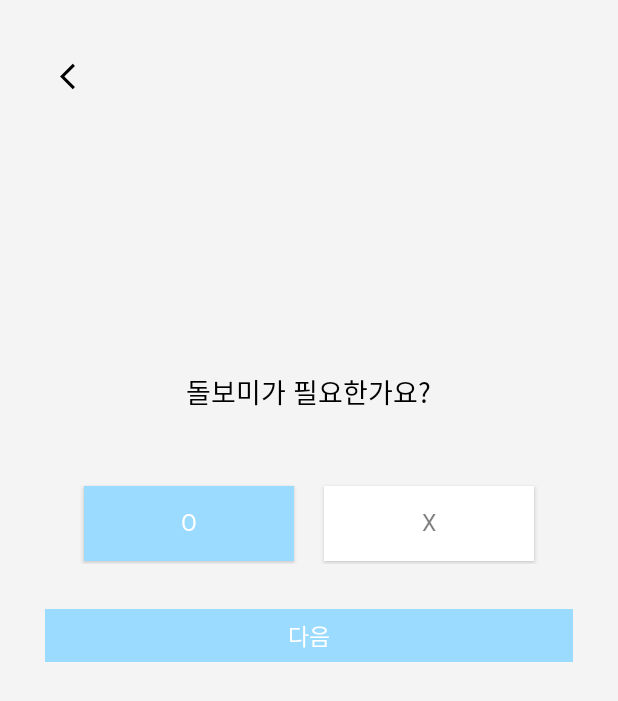
After one commit to 2022-highscool-hackathon/android, an Android app: the fragment OldFragment_3_OX placed in its activity, on a phone screen of 412 x 824 dp. The commit adds this screen. Shown: the top 701 px of the screen. Run offline under Robolectric (Android 15) with nearby library versions, the phone set to English and light mode, and no system bars; our stand-ins replace Dagger/Hilt's generated code, data binding; 1 statement that could not run was skipped.

Commit message:
노인 fragment

```diff
--- a/presentation/src/main/AndroidManifest.xml
+++ b/presentation/src/main/AndroidManifest.xml
@@ -21,7 +21,9 @@
         tools:targetApi="31">
         <activity
             android:name="com.example.hackathon_2022.ui.signup.SignUpActivity"
-            android:exported="false">
+            android:exported="false"
+            android:windowSoftInputMode="adjustResize|adjustPan">
+
             <meta-data
                 android:name="android.app.lib_name"
                 android:value="" />
--- a/presentation/src/main/java/com/example/hackathon_2022/ui/signup/SignUpActivity.kt
+++ b/presentation/src/main/java/com/example/hackathon_2022/ui/signup/SignUpActivity.kt
@@ -1,18 +1,44 @@
 package com.example.hackathon_2022.ui.signup
 
+import androidx.fragment.app.Fragment
 import com.example.hackathon_2022.ui.base.BaseActivity
+import com.example.hackathon_2022.ui.base.BaseFragment
+import com.example.hackathon_2022.ui.signup.old.OldFragment_1_Name
 import com.example.presentation.R
 import com.example.presentation.databinding.ActivitySignUpBinding
 
 class SignUpActivity : BaseActivity<ActivitySignUpBinding>(R.layout.activity_sign_up) {
     override fun initView() {
-        val who = intent.getStringExtra("who")
+        val who = intent.getStringExtra("who") ?: ""
+
+        when (who) {
+            "노인" -> {
+                supportFragmentManager.beginTransaction().replace(R.id.frame_sign_up, OldFragment_1_Name()).commit()
+            }
+            "돌보미" -> {
+
+            }
+            "사장님" -> {
+
+            }
+            else -> {
+                finish()
+            }
+        }
 
         binding.btnSignUpBack.setOnClickListener {
-            finish()
+            onBackPressed()
         }
     }
 
     override fun observeEvent() {}
 
+    fun goFragment(backStack: String, fragment: Fragment){
+        supportFragmentManager.beginTransaction()
+            .setCustomAnimations(R.anim.horizon_enter,R.anim.none,R.anim.none,R.anim.horizon_exit)
+            .add(R.id.frame_sign_up,fragment,backStack)
+            .addToBackStack(backStack)
+            .commit()
+    }
+
 }
--- /dev/null
+++ b/presentation/src/main/java/com/example/hackathon_2022/ui/signup/old/OldFragment_3_OX.kt
@@ -0,0 +1,25 @@
+package com.example.hackathon_2022.ui.signup.old
+
+import android.os.Bundle
+import androidx.fragment.app.Fragment
+import android.view.LayoutInflater
+import android.view.View
+import android.view.ViewGroup
+import com.example.hackathon_2022.ui.base.BaseFragment
+import com.example.hackathon_2022.ui.signup.SignUpActivity
+import com.example.presentation.R
+import com.example.presentation.databinding.FragmentOld3OXBinding
+
+class OldFragment_3_OX : BaseFragment<FragmentOld3OXBinding>(R.layout.fragment_old_3_o_x) {
+    override fun initView() {
+        val signUpActivity = (activity as SignUpActivity)
+
+        binding.btnOldO.isChecked = true
+
+        binding.btnOldSex.setOnClickListener {
+            signUpActivity.goFragment("3",OldFragment_4_PhoneNumber())
+        }
+    }
+
+    override fun observeEvent() {}
+}
--- /dev/null
+++ b/presentation/src/main/res/anim/horizon_enter.xml
@@ -0,0 +1,9 @@
+<?xml version="1.0" encoding="utf-8"?>
+<set xmlns:android="http://schemas.android.com/apk/res/android"
+    android:interpolator="@android:anim/accelerate_decelerate_interpolator">
+    <translate
+        android:duration="300"
+        android:fromXDelta="100%"
+        android:toXDelta="0%"
+        />
+</set>
--- /dev/null
+++ b/presentation/src/main/res/anim/horizon_exit.xml
@@ -0,0 +1,9 @@
+<?xml version="1.0" encoding="utf-8"?>
+<set xmlns:android="http://schemas.android.com/apk/res/android"
+    android:interpolator="@android:anim/accelerate_decelerate_interpolator">
+    <translate
+        android:duration="300"
+        android:fromXDelta="0%"
+        android:toXDelta="100%"
+        />
+</set>
--- /dev/null
+++ b/presentation/src/main/res/anim/none.xml
@@ -0,0 +1,10 @@
+<?xml version="1.0" encoding="utf-8"?>
+<set xmlns:android="http://schemas.android.com/apk/res/android">
+    <translate
+        android:duration="500"
+        android:fromXDelta="0%"
+        android:fromYDelta="0%"
+        android:toXDelta="0%"
+        android:toYDelta="0%"
+        />
+</set>
--- /dev/null
+++ b/presentation/src/main/res/drawable/sign_up_radio_btn.xml
@@ -0,0 +1,13 @@
+<?xml version="1.0" encoding="utf-8"?>
+<selector xmlns:android="http://schemas.android.com/apk/res/android">
+    <item android:state_checked="true">
+        <shape android:shape="rectangle">
+            <solid android:color="@color/main" />
+        </shape>
+    </item>
+    <item android:state_checked="false">
+        <shape android:shape="rectangle">
+            <solid android:color="#FFFFFF" />
+        </shape>
+    </item>
+</selector>
--- /dev/null
+++ b/presentation/src/main/res/drawable/sign_up_radio_text.xml
@@ -0,0 +1,7 @@
+<?xml version="1.0" encoding="utf-8"?>
+<selector xmlns:android="http://schemas.android.com/apk/res/android">
+    <item android:state_checked="true" android:color="#FFFFFF">
+    </item>
+    <item android:state_checked="false" android:color="#80000000">
+    </item>
+</selector>
--- /dev/null
+++ b/presentation/src/main/res/layout/fragment_old_3_o_x.xml
@@ -0,0 +1,51 @@
+<layout
+    xmlns:android="http://schemas.android.com/apk/res/android"
+    xmlns:tools="http://schemas.android.com/tools">
+
+    <LinearLayout
+        android:layout_width="match_parent"
+        android:layout_height="match_parent"
+        android:orientation="vertical"
+        android:background="#F4F4F4"
+        tools:context="com.example.hackathon_2022.ui.signup.old.OldFragmentOX_3">
+
+        <TextView
+            android:layout_width="wrap_content"
+            android:layout_height="wrap_content"
+            android:text="돌보미가 필요한가요?"
+            android:textSize="18sp"
+            android:textColor="@color/black"
+            android:fontFamily="@font/pretendard_bold"
+            android:includeFontPadding="false"
+            android:layout_gravity="center_horizontal"
+            android:layout_marginTop="248dp"/>
+
+        <RadioGroup
+            android:layout_width="match_parent"
+            android:layout_height="54dp"
+            android:layout_marginTop="47dp"
+            android:gravity="center_horizontal"
+            android:orientation="horizontal">
+            <RadioButton
+                android:id="@+id/btn_old_O"
+                style="@style/old_radio_btn"
+                android:text="O"
+                android:layout_gravity="center_vertical"
+                android:layout_marginEnd="10dp"
+                />
+
+            <RadioButton
+                android:id="@+id/btn_old_X"
+                style="@style/old_radio_btn"
+                android:text="X"
+                android:layout_gravity="center_vertical"
+                android:layout_marginStart="10dp"/>
+        </RadioGroup>
+
+        <Button
+            android:id="@+id/btn_old_sex"
+            android:text="다음"
+            style="@style/sign_btn"/>
+
+    </LinearLayout>
+</layout>
--- a/presentation/src/main/res/values/strings.xml
+++ b/presentation/src/main/res/values/strings.xml
@@ -1,4 +1,6 @@
 <resources>
     <string name="app_name">hackathon_2022</string>
     <string name="title_activity_maps">MapsActivity</string>
+    <!-- TODO: Remove or change this placeholder text -->
+    <string name="hello_blank_fragment">Hello blank fragment</string>
 </resources>
--- a/presentation/src/main/res/values/styles.xml
+++ b/presentation/src/main/res/values/styles.xml
@@ -58,4 +58,17 @@
         <item name="android:layout_marginTop">26dp</item>
         <item name="android:layout_marginStart">20dp</item>
     </style>
+
+    <style name="old_radio_btn">
+        <item name="android:layout_width">140dp</item>
+        <item name="android:layout_height">50dp</item>
+        <item name="android:textColor">@drawable/sign_up_radio_text</item>
+        <item name="android:textSize">15sp</item>
+        <item name="android:fontFamily">@font/pretendard_semibold</item>
+        <item name="android:includeFontPadding">false</item>
+        <item name="android:background">@drawable/sign_up_radio_btn</item>
+        <item name="android:elevation">2dp</item>
+        <item name="android:gravity">center</item>
+        <item name="android:button">@null</item>
+    </style>
 </resources>
```
Also changed, not shown: presentation/src/main/java/com/example/hackathon_2022/ui/signup/old/OldFragment_1_Name.kt (added, +21 -0 lines), presentation/src/main/java/com/example/hackathon_2022/ui/signup/old/OldFragment_2_Sex.kt (added, +28 -0 lines), presentation/src/main/java/com/example/hackathon_2022/ui/signup/old/OldFragment_4_PhoneNumber.kt (added, +17 -0 lines), presentation/src/main/java/com/example/hackathon_2022/ui/signup/old/OldFragment_5_Password.kt (added, +18 -0 lines), presentation/src/main/res/layout/fragment_old_1_name.xml (added, +22 -0 lines), presentation/src/main/res/layout/fragment_old_2_sex.xml (added, +38 -0 lines), presentation/src/main/res/layout/fragment_old_4__phone_number.xml (added, +22 -0 lines), presentation/src/main/res/layout/fragment_old_5__password.xml (added, +22 -0 lines).
